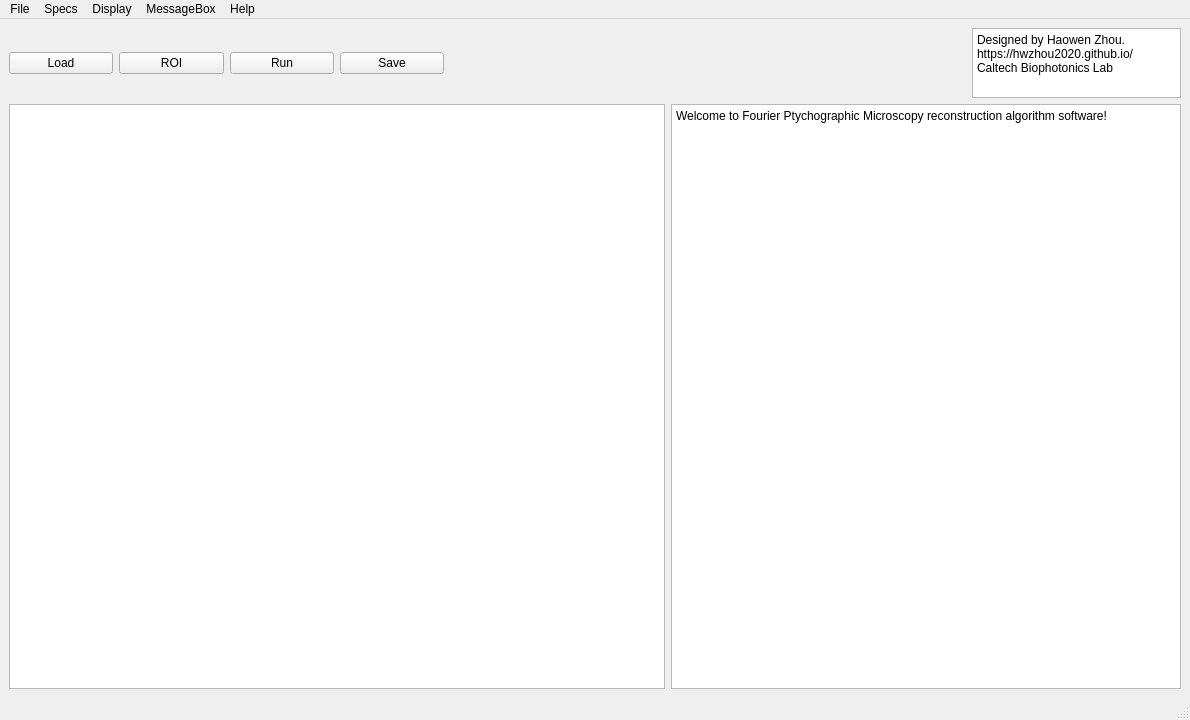
First picture: the form in Main.ui, repository hwzhou2020/FPM_software, before the edit.
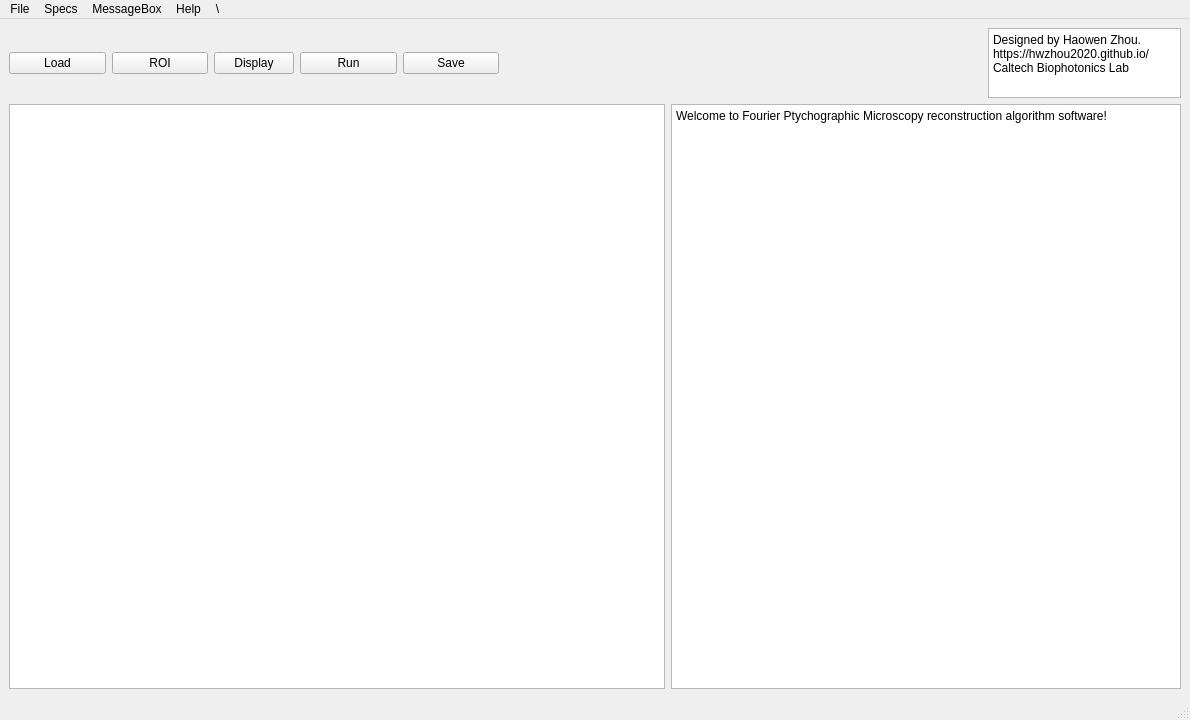
Second picture: the form after the edit.

```diff
--- a/Main.ui
+++ b/Main.ui
@@ -43,7 +43,7 @@
    </property>
    <layout class="QGridLayout" name="gridLayout_2" rowstretch="1,12" columnstretch="0">
     <item row="0" column="0">
-     <layout class="QHBoxLayout" name="horizontalLayout_5" stretch="1,1,1,1,5,2">
+     <layout class="QHBoxLayout" name="horizontalLayout_5" stretch="1,1,0,1,1,5,2">
       <item>
        <widget class="QPushButton" name="load_butt">
         <property name="text">
@@ -58,6 +58,13 @@
         </property>
        </widget>
       </item>
+      <item>
+       <widget class="QPushButton" name="display_butt">
+        <property name="text">
+         <string>Display</string>
+        </property>
+       </widget>
+      </item>
       <item>
        <widget class="QPushButton" name="run_butt">
         <property name="text">
@@ -137,7 +144,7 @@
    </widget>
    <widget class="QMenu" name="menuDisplay">
     <property name="title">
-     <string>Display</string>
+     <string>\</string>
     </property>
     <addaction name="actionShow_single_raw_frame"/>
     <addaction name="actionShow_all_raw_frames"/>
@@ -187,9 +194,9 @@
    </widget>
    <addaction name="menuFile"/>
    <addaction name="menuSpecs"/>
-   <addaction name="menuDisplay"/>
    <addaction name="menuMessageBox"/>
    <addaction name="menuHelp"/>
+   <addaction name="menuDisplay"/>
   </widget>
   <widget class="QStatusBar" name="statusbar"/>
   <action name="actionLoad_Data">
```
Left out of the diff: 12 changed lines with no effect on the pictures.
